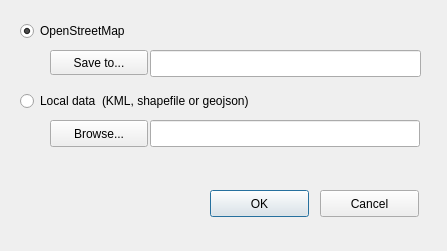
Qt form road_osm_base.ui (anggabayu21/emergency_mapper_qgis_plugin) before a commit.
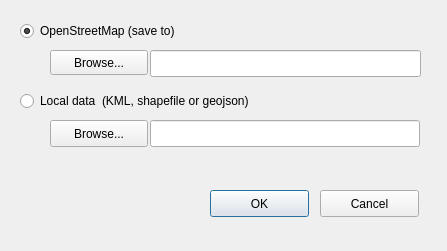
The same form after that commit.

The edit to the form file:
```diff
--- a/road_osm_base.ui
+++ b/road_osm_base.ui
@@ -72,7 +72,7 @@
     </rect>
    </property>
    <property name="text">
-    <string>OpenStreetMap</string>
+    <string>OpenStreetMap (save to)</string>
    </property>
    <property name="checked">
     <bool>true</bool>
@@ -101,7 +101,7 @@
     </rect>
    </property>
    <property name="text">
-    <string>Save to...</string>
+    <string>Browse...</string>
    </property>
   </widget>
   <widget class="QLineEdit" name="output_directory">
```
